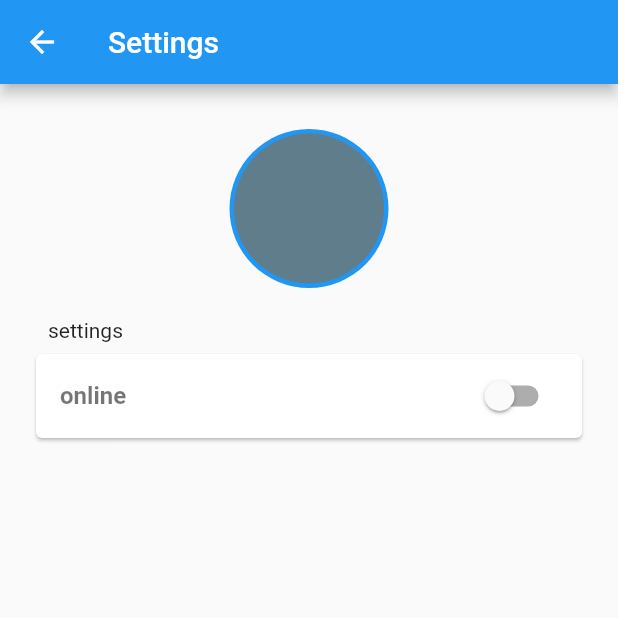
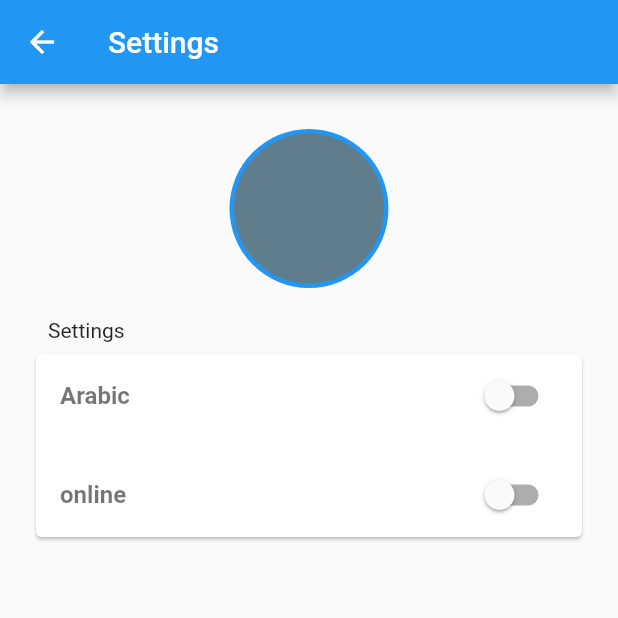
Before and after one commit to MaeenBadea/Note-Keeper, a Flutter app: the screen it shows after launch, after a tap on the "settings" icon, on a phone screen of 412 x 824 dp, the top half of it. Run offline on Flutter 3.47's test engine with Material 2 defaults, Android fonts, the phone set to English and light mode, and no system bars; our stand-ins replace flutter_redux, redux, sqflite; accounts and stored records are empty.

```diff
--- a/lib/actions/actions.dart
+++ b/lib/actions/actions.dart
@@ -2,3 +2,8 @@ class setIsOnline{
   final bool payload;
   setIsOnline(this.payload);
 }
+
+class setIsArabic{
+  final bool payload;
+  setIsArabic(this.payload);
+}
--- a/lib/main.dart
+++ b/lib/main.dart
@@ -1,56 +1,7 @@
 import 'package:flutter/material.dart';
-import 'package:note_keeper/redux/app_reducer.dart' ;
-import 'package:note_keeper/redux/app_state.dart';
-import 'package:note_keeper/redux/store.dart';
-import 'package:note_keeper/screen/note_details.dart';
-import 'package:note_keeper/screen/note_list.dart';
-import 'package:http/http.dart' as http;
-
-import 'package:flutter_redux/flutter_redux.dart';
-import 'package:redux/redux.dart';
-
+import 'package:note_keeper/screen/scoped_model_wrapper.dart';
 
 void main() {
 
-  runApp(MyApp());
+  runApp(new ScopeModelWrapper());
 }
-
-
-
-
-class MyApp extends StatelessWidget {
-
-
-  // This widget is the root of your application.
-  @override
-  Widget build(BuildContext context) {
-    return
-
-      StoreProvider<AppState>(
-        store: store,
-          child:MaterialApp(
-      debugShowCheckedModeBanner: false,
-      theme: ThemeData(
-        // This is the theme of your application.
-        //
-        // Try running your application with "flutter run". You'll see the
-        // application has a blue toolbar. Then, without quitting the app, try
-        // changing the primarySwatch below to Colors.green and then invoke
-        // "hot reload" (press "r" in the console where you ran "flutter run",
-        // or simply save your changes to "hot reload" in a Flutter IDE).
-        // Notice that the counter didn't reset back to zero; the application
-        // is not restarted.
-        primarySwatch: Colors.blue,
-        primaryColorLight: Colors.white,
-
-        // This makes the visual density adapt to the platform that you run
-        // the app on. For desktop platforms, the controls will be smaller and
-        // closer together (more dense) than on mobile platforms.
-        visualDensity: VisualDensity.adaptivePlatformDensity,
-
-      ),
-      home: NoteList(),
-    )
-      );
-  }
-}
--- a/lib/redux/app_reducer.dart
+++ b/lib/redux/app_reducer.dart
@@ -7,6 +7,8 @@ AppState reducer(AppState prevState,dynamic action){
   if(action is setIsOnline){
     newState.isOnline = action.payload;
   }
-
+  if(action is setIsArabic){
+    newState.isArabic = action.payload;
+  }
   return newState;
 }
--- a/lib/redux/app_state.dart
+++ b/lib/redux/app_state.dart
@@ -4,12 +4,15 @@ import 'package:meta/meta.dart';
 @immutable
 class AppState {
   bool isOnline;
+  bool isArabic;
 
-  AppState(this.isOnline);
+  AppState(this.isOnline ,this.isArabic);
 
-  factory AppState.intialize() => AppState(false);
+  factory AppState.intialize() => AppState(false,false);
 
   AppState.copyWith(AppState another){
     this.isOnline = another.isOnline;
+    this.isArabic = another.isArabic;
+
   }
 }
--- a/lib/redux/store.dart
+++ b/lib/redux/store.dart
@@ -3,5 +3,5 @@ import 'package:redux/redux.dart';
 import 'app_reducer.dart';
 import 'app_state.dart';
 
-final _intialState = AppState(false);
+final _intialState = AppState(false, false);
 Store<AppState> store = Store<AppState>(reducer, initialState: _intialState);
--- /dev/null
+++ b/lib/screen/MyApp.dart
@@ -0,0 +1,64 @@
+import 'package:flutter/material.dart';
+import 'package:note_keeper/redux/app_state.dart';
+import 'package:note_keeper/screen/scoped_model_wrapper.dart';
+import 'package:scoped_model/scoped_model.dart';
+
+import 'note_list.dart';
+import 'package:note_keeper/redux/store.dart';
+import 'package:note_keeper/screen/note_list.dart';
+
+import 'package:flutter_redux/flutter_redux.dart';
+import 'package:note_keeper/generated/l10n.dart';
+import 'package:flutter_localizations/flutter_localizations.dart';
+
+
+class MyApp extends StatelessWidget {
+
+
+  // This widget is the root of your application.
+  @override
+  Widget build(BuildContext context) {
+    return
+
+      StoreProvider<AppState>(
+          store: store,
+          child:
+          ScopedModelDescendant<AppModel>(
+          builder: (context, child, model) => MaterialApp(
+            locale: model.appLocal,
+            localizationsDelegates: [
+              // 1
+              S.delegate,
+              // 2
+              GlobalMaterialLocalizations.delegate,
+              GlobalWidgetsLocalizations.delegate,
+              GlobalCupertinoLocalizations.delegate,
+            ],
+            supportedLocales: S.delegate.supportedLocales,
+
+            debugShowCheckedModeBanner: false,
+            theme: ThemeData(
+              // This is the theme of your application.
+              //
+              // Try running your application with "flutter run". You'll see the
+              // application has a blue toolbar. Then, without quitting the app, try
+              // changing the primarySwatch below to Colors.green and then invoke
+              // "hot reload" (press "r" in the console where you ran "flutter run",
+              // or simply save your changes to "hot reload" in a Flutter IDE).
+              // Notice that the counter didn't reset back to zero; the application
+              // is not restarted.
+              primarySwatch: Colors.blue,
+              primaryColorLight: Colors.white,
+
+              // This makes the visual density adapt to the platform that you run
+              // the app on. For desktop platforms, the controls will be smaller and
+              // closer together (more dense) than on mobile platforms.
+              visualDensity: VisualDensity.adaptivePlatformDensity,
+
+            ),
+            home: NoteList(),
+          )
+          )
+      );
+  }
+}
--- a/lib/screen/note_list.dart
+++ b/lib/screen/note_list.dart
@@ -5,6 +5,7 @@ import 'package:note_keeper/screen/note_details.dart';
 import 'package:note_keeper/screen/settings.dart';
 import 'package:note_keeper/utils/Database_Helper.dart';
 import 'package:sqflite/sqflite.dart';
+import 'package:note_keeper/generated/l10n.dart';
 
 class NoteList extends StatefulWidget{
   @override
@@ -27,14 +28,14 @@ class NoteListState extends State<NoteList>{
     }
     return Scaffold(
       appBar: AppBar(
-        title: Text("Epic Note Keeper"),
+        title: Text(S.of(context).app_title),
         actions: [
           GestureDetector(
             onTap: (){
               Navigator.of(context).push(MaterialPageRoute(builder: (context){ return Settings();}));
             },
             child: Padding(
-              padding: EdgeInsets.only(right: 10),
+              padding: EdgeInsetsDirectional.only(end: 10),
               child: Icon(Icons.settings),
             ),
           )
--- /dev/null
+++ b/lib/screen/scoped_model_wrapper.dart
@@ -0,0 +1,27 @@
+import 'package:flutter/material.dart';
+import 'package:note_keeper/screen/MyApp.dart';
+import 'package:scoped_model/scoped_model.dart';
+
+class ScopeModelWrapper extends StatelessWidget {
+  @override
+  Widget build(BuildContext context) {
+    return ScopedModel<AppModel>(model: AppModel(), child: MyApp());
+  }
+}
+
+class AppModel extends Model {
+  Locale _appLocale = Locale('en');
+  Locale get appLocal => _appLocale ?? Locale("en");
+
+  void changeDirection() {
+    if (_appLocale == Locale("ar")) {
+      _appLocale = Locale("en");
+      print("localllllllllllllllll "+_appLocale.toString());
+    } else {
+      _appLocale = Locale("ar");
+      print("localllllllllllllllll "+_appLocale.toString());
+
+    }
+    notifyListeners();
+  }
+}
--- a/lib/screen/settings.dart
+++ b/lib/screen/settings.dart
@@ -3,14 +3,21 @@ import 'package:flutter/material.dart';
 import 'package:flutter_redux/flutter_redux.dart';
 import 'package:note_keeper/actions/actions.dart';
 import 'package:note_keeper/redux/app_state.dart';
+import 'package:note_keeper/generated/l10n.dart';
+import 'package:note_keeper/redux/store.dart';
+import 'package:note_keeper/screen/scoped_model_wrapper.dart';
+import 'package:scoped_model/scoped_model.dart';
 
 
 class Settings extends StatelessWidget{
+
   @override
   Widget build(BuildContext context) {
+
     return Scaffold(
       appBar: AppBar(
-        title: Text("Settings"),
+        title: Text(S.of(context).settings),
+
       ),
 
       body: Container(
@@ -31,13 +38,36 @@ class Settings extends StatelessWidget{
                 ),
               ),
               Padding(
-                padding: EdgeInsets.only(left: 12,bottom: 4, top: 20),
-                child: Text("settings"),
+                padding: EdgeInsetsDirectional.only(start: 12,bottom: 4, top: 20),
+                child: Text(S.of(context).settings),
               ),
               Center(
                 child: Card(
-                  child: ListTile(
-                    title: Text("online", style: TextStyle(fontWeight: FontWeight.bold,color: Colors.black54, fontSize: 16),),
+                  child: Column(
+                    children: [
+                      ListTile(
+                        title: Text(S.of(context).arabic, style: TextStyle(fontWeight: FontWeight.bold,color: Colors.black54, fontSize: 16),),
+                        trailing: StoreConnector<AppState,AppState>(
+                          converter: (store)=>store.state,
+                          builder: (context,state){
+                            return ScopedModelDescendant<AppModel>(builder: (context, child,model, ){
+                              return Switch(
+                                  value: state.isArabic,
+                                  onChanged: (bool userVal){
+                                    StoreProvider.of<AppState>(context).dispatch(setIsArabic(userVal));
+                                    model.changeDirection();
+                                  });
+
+                            });
+                          },
+
+                        )
+                          ,
+                        ),
+
+                      Padding(padding: EdgeInsets.only(top: 5,bottom: 5),),
+                      ListTile(
+                        title: Text(S.of(context).online, style: TextStyle(fontWeight: FontWeight.bold,color: Colors.black54, fontSize: 16),),
                         trailing: StoreConnector<AppState, AppState>(
                           converter: (store) => store.state,
                           builder: (context, state){
@@ -51,6 +81,8 @@ class Settings extends StatelessWidget{
                           },
                         ),
                       ),
+                    ],
+                  )
                 )
               )
             ],
```
Also changed, not shown: lib/l10n/intl_ar.arb (added, +15 -0 lines), lib/l10n/intl_en.arb (added, +15 -0 lines), lib/screen/note_details.dart (+32 -18 lines), pubspec.yaml (+7 -2 lines), lib/generated/intl/messages_all.dart (added), lib/generated/intl/messages_ar.dart (added), lib/generated/intl/messages_en.dart (added), lib/generated/intl/messages_en_US.dart (added), lib/generated/l10n.dart (added), 2 other files. Lines whose indentation alone changed are shown as unchanged.
